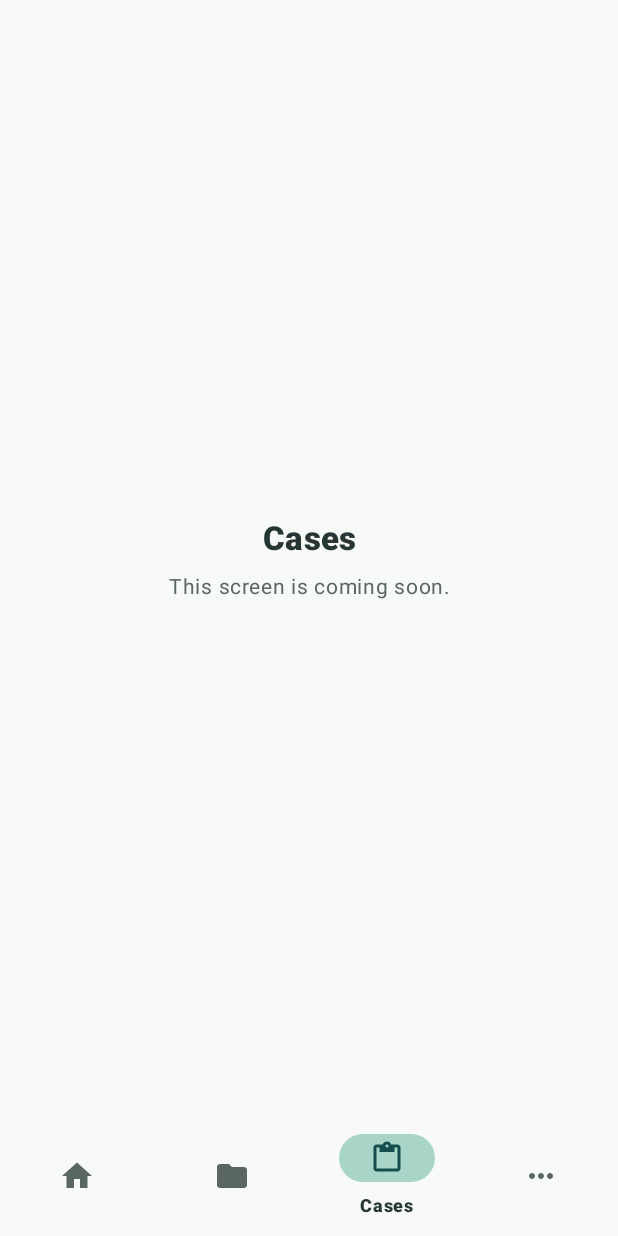
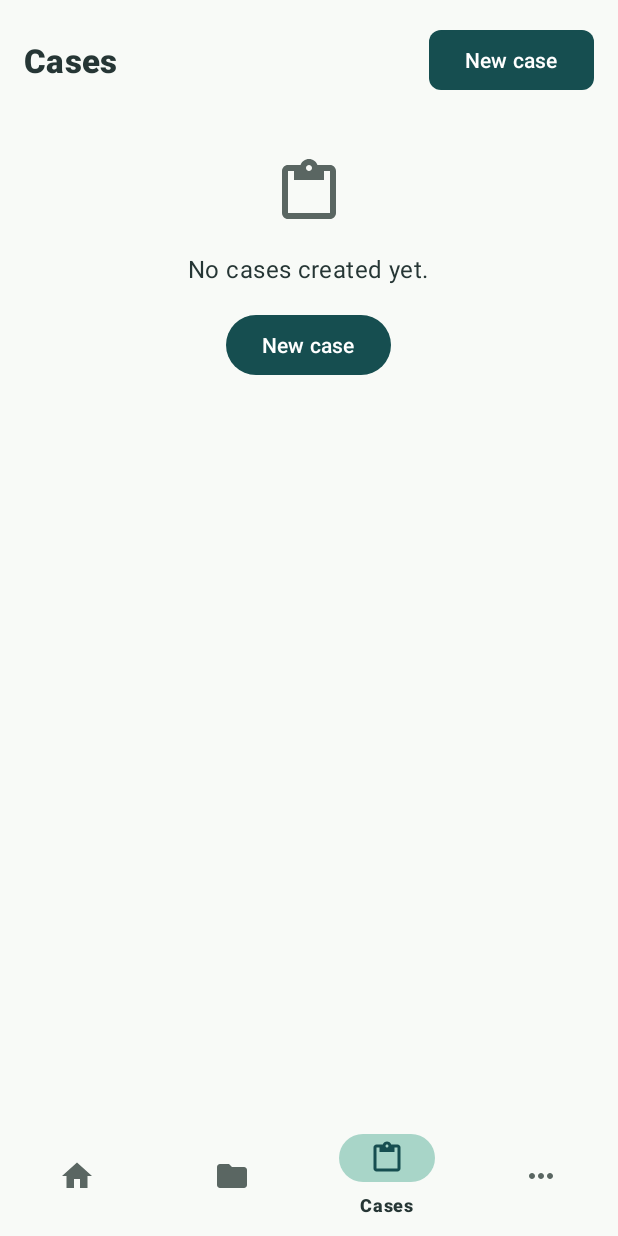
Before and after one commit to abdulsaboor190/ShieldHer_FYP_1, an Android app: the CasesListFragment screen opened through its navigation route, on a phone screen of 412 x 824 dp. Run offline under Robolectric (Android 15) with nearby library versions, the phone set to English and light mode, and no system bars; our stand-ins replace Room's generated code, navigation-ui.

Commit message:
FE-4.5a: cases list

```diff
--- a/app/src/main/java/com/shieldher/dashboard/cases/CasesListFragment.kt
+++ b/app/src/main/java/com/shieldher/dashboard/cases/CasesListFragment.kt
@@ -4,18 +4,166 @@ import android.os.Bundle
 import android.view.LayoutInflater
 import android.view.View
 import android.view.ViewGroup
-import android.widget.TextView
+import androidx.core.os.bundleOf
 import androidx.fragment.app.Fragment
+import androidx.fragment.app.viewModels
+import androidx.lifecycle.Lifecycle
+import androidx.lifecycle.lifecycleScope
+import androidx.lifecycle.repeatOnLifecycle
+import androidx.navigation.fragment.findNavController
+import androidx.recyclerview.widget.LinearLayoutManager
+import androidx.recyclerview.widget.RecyclerView
+import com.google.android.material.button.MaterialButton
+import com.google.android.material.dialog.MaterialAlertDialogBuilder
+import com.google.android.material.progressindicator.CircularProgressIndicator
+import com.google.android.material.textfield.TextInputEditText
 import com.shieldher.R
+import com.shieldher.dashboard.common.ConfirmDialog
+import com.shieldher.dashboard.common.EmptyStateView
+import com.shieldher.dashboard.common.ErrorStateView
+import com.shieldher.dashboard.common.NavArgs
+import com.shieldher.dashboard.common.UiState
+import com.shieldher.dashboard.common.viewModelFactory
+import com.shieldher.dashboard.data.Case
+import kotlinx.coroutines.launch
 
 class CasesListFragment : Fragment() {
+
+    private val viewModel: CasesListViewModel by viewModels {
+        viewModelFactory { CasesListViewModel() }
+    }
+
+    private lateinit var adapter: CasesListAdapter
+
     override fun onCreateView(
         inflater: LayoutInflater,
         container: ViewGroup?,
         savedInstanceState: Bundle?
-    ): View? {
-        val view = inflater.inflate(R.layout.fragment_placeholder, container, false)
-        view.findViewById<TextView>(R.id.text_title).setText(R.string.nav_cases)
-        return view
+    ): View = inflater.inflate(R.layout.fragment_cases_list, container, false)
+
+    override fun onViewCreated(view: View, savedInstanceState: Bundle?) {
+        super.onViewCreated(view, savedInstanceState)
+
+        val btnNewCase = view.findViewById<MaterialButton>(R.id.btn_new_case)
+        val recyclerView = view.findViewById<RecyclerView>(R.id.recycler_cases)
+        val progressLoading = view.findViewById<CircularProgressIndicator>(R.id.progress_loading)
+        val emptyStateView = view.findViewById<EmptyStateView>(R.id.empty_state_view)
+        val errorStateView = view.findViewById<ErrorStateView>(R.id.error_state_view)
+
+        adapter = CasesListAdapter(
+            onCaseClick = { case ->
+                findNavController().navigate(
+                    R.id.caseTimelineFragment,
+                    bundleOf(NavArgs.CASE_ID to case.id)
+                )
+            },
+            onRenameClick = { case -> showRenameCaseDialog(case) },
+            onDeleteClick = { case -> showDeleteCaseDialog(case) }
+        )
+
+        recyclerView.layoutManager = LinearLayoutManager(requireContext())
+        recyclerView.adapter = adapter
+
+        btnNewCase.setOnClickListener { showNewCaseDialog() }
+
+        emptyStateView.setContent(
+            icon = R.drawable.ic_nav_cases,
+            message = R.string.cases_list_empty_message,
+            actionText = R.string.cases_list_action_new,
+            onAction = { showNewCaseDialog() }
+        )
+
+        viewLifecycleOwner.lifecycleScope.launch {
+            viewLifecycleOwner.repeatOnLifecycle(Lifecycle.State.STARTED) {
+                viewModel.uiState.collect { state ->
+                    renderState(state, recyclerView, progressLoading, emptyStateView, errorStateView)
+                }
+            }
+        }
+    }
+
+    private fun renderState(
+        state: UiState<List<Case>>,
+        recyclerView: RecyclerView,
+        progressLoading: CircularProgressIndicator,
+        emptyStateView: EmptyStateView,
+        errorStateView: ErrorStateView
+    ) {
+        recyclerView.visibility = View.GONE
+        progressLoading.visibility = View.GONE
+        emptyStateView.visibility = View.GONE
+        errorStateView.visibility = View.GONE
+
+        when (state) {
+            UiState.Loading -> {
+                progressLoading.visibility = View.VISIBLE
+            }
+
+            UiState.Empty -> {
+                emptyStateView.visibility = View.VISIBLE
+            }
+
+            is UiState.Content -> {
+                recyclerView.visibility = View.VISIBLE
+                adapter.submitList(state.data)
+            }
+
+            is UiState.Error -> {
+                errorStateView.visibility = View.VISIBLE
+                errorStateView.setContent(
+                    message = state.messageRes,
+                    canRetry = state.canRetry,
+                    onRetry = if (state.canRetry) {
+                        { viewModel.loadCases() }
+                    } else null
+                )
+            }
+        }
+    }
+
+    private fun showNewCaseDialog() {
+        val dialogView = LayoutInflater.from(requireContext()).inflate(R.layout.dialog_create_case, null)
+        val inputTitle = dialogView.findViewById<TextInputEditText>(R.id.input_case_title)
+        val inputDesc = dialogView.findViewById<TextInputEditText>(R.id.input_case_description)
+
+        MaterialAlertDialogBuilder(requireContext())
+            .setTitle(R.string.dialog_new_case_title)
+            .setView(dialogView)
+            .setPositiveButton(R.string.dialog_new_case_create) { _, _ ->
+                val title = inputTitle.text?.toString() ?: ""
+                val desc = inputDesc.text?.toString() ?: ""
+                viewModel.createCase(title, desc)
+            }
+            .setNegativeButton(R.string.common_cancel, null)
+            .show()
+    }
+
+    private fun showRenameCaseDialog(case: Case) {
+        val dialogView = LayoutInflater.from(requireContext()).inflate(R.layout.dialog_rename_case, null)
+        val inputTitle = dialogView.findViewById<TextInputEditText>(R.id.input_rename_title)
+        inputTitle.setText(case.title)
+
+        MaterialAlertDialogBuilder(requireContext())
+            .setTitle(R.string.dialog_rename_case_title)
+            .setView(dialogView)
+            .setPositiveButton(R.string.dialog_rename_case_save) { _, _ ->
+                val newTitle = inputTitle.text?.toString() ?: ""
+                viewModel.renameCase(case.id, newTitle)
+            }
+            .setNegativeButton(R.string.common_cancel, null)
+            .show()
+    }
+
+    private fun showDeleteCaseDialog(case: Case) {
+        ConfirmDialog.show(
+            context = requireContext(),
+            title = R.string.dialog_delete_case_title,
+            message = R.string.dialog_delete_case_message,
+            confirmText = R.string.common_delete,
+            destructive = true,
+            onConfirm = {
+                viewModel.deleteCase(case.id)
+            }
+        )
     }
 }
--- /dev/null
+++ b/app/src/main/java/com/shieldher/dashboard/cases/CasesListViewModel.kt
@@ -0,0 +1,103 @@
+package com.shieldher.dashboard.cases
+
+import androidx.lifecycle.ViewModel
+import androidx.lifecycle.viewModelScope
+import com.shieldher.R
+import com.shieldher.dashboard.common.UiState
+import com.shieldher.dashboard.data.Case
+import com.shieldher.dashboard.data.CaseRepository
+import com.shieldher.dashboard.data.ServiceLocator
+import kotlinx.coroutines.flow.MutableStateFlow
+import kotlinx.coroutines.flow.StateFlow
+import kotlinx.coroutines.flow.asStateFlow
+import kotlinx.coroutines.flow.catch
+import kotlinx.coroutines.launch
+
+class CasesListViewModel(
+    private val repository: CaseRepository = ServiceLocator.caseRepository
+) : ViewModel() {
+
+    private val _uiState = MutableStateFlow<UiState<List<Case>>>(UiState.Loading)
+    val uiState: StateFlow<UiState<List<Case>>> = _uiState.asStateFlow()
+
+    init {
+        loadCases()
+    }
+
+    fun loadCases() {
+        _uiState.value = UiState.Loading
+        viewModelScope.launch {
+            repository.observeCases()
+                .catch { ex ->
+                    if (ex is CaseStoreException) {
+                        _uiState.value = UiState.Error(
+                            messageRes = R.string.cases_list_unreadable_store,
+                            canRetry = false
+                        )
+                    } else {
+                        _uiState.value = UiState.Error(
+                            messageRes = R.string.cases_list_error_message,
+                            canRetry = true
+                        )
+                    }
+                }
+                .collect { cases ->
+                    if (cases.isEmpty()) {
+                        _uiState.value = UiState.Empty
+                    } else {
+                        // Newest first
+                        val sorted = cases.sortedByDescending { it.createdAtMillis }
+                        _uiState.value = UiState.Content(sorted)
+                    }
+                }
+        }
+    }
+
+    fun createCase(title: String, description: String) {
+        val trimmedTitle = title.trim()
+        if (trimmedTitle.isBlank()) return
+        val trimmedDesc = description.trim()
+        viewModelScope.launch {
+            try {
+                repository.createCase(trimmedTitle, trimmedDesc)
+            } catch (ex: CaseStoreException) {
+                _uiState.value = UiState.Error(
+                    messageRes = R.string.cases_list_unreadable_store,
+                    canRetry = false
+                )
+            } catch (_: Exception) {
+                // If creation fails, observeCases will keep previous state
+            }
+        }
+    }
+
+    fun renameCase(caseId: String, newTitle: String) {
+        val trimmedTitle = newTitle.trim()
+        if (trimmedTitle.isBlank()) return
+        viewModelScope.launch {
+            try {
+                repository.renameCase(caseId, trimmedTitle)
+            } catch (ex: CaseStoreException) {
+                _uiState.value = UiState.Error(
+                    messageRes = R.string.cases_list_unreadable_store,
+                    canRetry = false
+                )
+            } catch (_: Exception) {
+            }
+        }
+    }
+
+    fun deleteCase(caseId: String) {
+        viewModelScope.launch {
+            try {
+                repository.deleteCase(caseId)
+            } catch (ex: CaseStoreException) {
+                _uiState.value = UiState.Error(
+                    messageRes = R.string.cases_list_unreadable_store,
+                    canRetry = false
+                )
+            } catch (_: Exception) {
+            }
+        }
+    }
+}
--- /dev/null
+++ b/app/src/main/res/layout/fragment_cases_list.xml
@@ -0,0 +1,85 @@
+<?xml version="1.0" encoding="utf-8"?>
+<androidx.constraintlayout.widget.ConstraintLayout xmlns:android="http://schemas.android.com/apk/res/android"
+    xmlns:app="http://schemas.android.com/apk/res-auto"
+    xmlns:tools="http://schemas.android.com/tools"
+    android:layout_width="match_parent"
+    android:layout_height="match_parent">
+
+    <!-- Header bar with screen title & New Case button -->
+    <LinearLayout
+        android:id="@+id/cases_header_layout"
+        android:layout_width="match_parent"
+        android:layout_height="wrap_content"
+        android:gravity="center_vertical"
+        android:orientation="horizontal"
+        android:paddingStart="@dimen/sh_space_16"
+        android:paddingTop="@dimen/sh_space_16"
+        android:paddingEnd="@dimen/sh_space_16"
+        android:paddingBottom="@dimen/sh_space_16"
+        app:layout_constraintEnd_toEndOf="parent"
+        app:layout_constraintStart_toStartOf="parent"
+        app:layout_constraintTop_toTopOf="parent">
+
+        <TextView
+            android:id="@+id/text_cases_title"
+            android:layout_width="0dp"
+            android:layout_height="wrap_content"
+            android:layout_weight="1"
+            android:text="@string/nav_cases"
+            android:textAppearance="@style/ShieldHer.TextAppearance.Title" />
+
+        <com.google.android.material.button.MaterialButton
+            android:id="@+id/btn_new_case"
+            style="@style/ShieldHer.Button.Primary"
+            android:layout_width="wrap_content"
+            android:layout_height="wrap_content"
+            android:text="@string/cases_list_action_new" />
+
+    </LinearLayout>
+
+    <!-- RecyclerView for content -->
+    <androidx.recyclerview.widget.RecyclerView
+        android:id="@+id/recycler_cases"
+        android:layout_width="match_parent"
+        android:layout_height="0dp"
+        android:clipToPadding="false"
+        android:paddingBottom="@dimen/sh_space_24"
+        app:layout_constraintBottom_toBottomOf="parent"
+        app:layout_constraintTop_toBottomOf="@id/cases_header_layout"
+        tools:listitem="@layout/item_dashboard_case" />
+
+    <!-- Loading Indicator -->
+    <com.google.android.material.progressindicator.CircularProgressIndicator
+        android:id="@+id/progress_loading"
+        style="@style/ShieldHer.Widget.LoadingIndicator"
+        android:layout_width="wrap_content"
+        android:layout_height="wrap_content"
+        android:indeterminate="true"
+        android:visibility="gone"
+        app:layout_constraintBottom_toBottomOf="parent"
+        app:layout_constraintEnd_toEndOf="parent"
+        app:layout_constraintStart_toStartOf="parent"
+        app:layout_constraintTop_toBottomOf="@id/cases_header_layout"
+        tools:visibility="visible" />
+
+    <!-- Empty State -->
+    <com.shieldher.dashboard.common.EmptyStateView
+        android:id="@+id/empty_state_view"
+        android:layout_width="match_parent"
+        android:layout_height="0dp"
+        android:visibility="gone"
+        app:layout_constraintBottom_toBottomOf="parent"
+        app:layout_constraintTop_toBottomOf="@id/cases_header_layout"
+        tools:visibility="gone" />
+
+    <!-- Error State -->
+    <com.shieldher.dashboard.common.ErrorStateView
+        android:id="@+id/error_state_view"
+        android:layout_width="match_parent"
+        android:layout_height="0dp"
+        android:visibility="gone"
+        app:layout_constraintBottom_toBottomOf="parent"
+        app:layout_constraintTop_toBottomOf="@id/cases_header_layout"
+        tools:visibility="gone" />
+
+</androidx.constraintlayout.widget.ConstraintLayout>
--- /dev/null
+++ b/app/src/main/res/values/strings_cases_list.xml
@@ -0,0 +1,42 @@
+<?xml version="1.0" encoding="utf-8"?>
+<resources>
+    <!-- Cases list screen strings -->
+    <!-- PROPOSED: needs Abdul's review -->
+    <string name="cases_list_action_new">New case</string>
+    <!-- PROPOSED: needs Abdul's review -->
+    <string name="cases_list_empty_message">No cases created yet.</string>
+    <!-- PROPOSED: needs Abdul's review -->
+    <string name="cases_list_error_message">Could not load cases.</string>
+    <!-- PROPOSED: needs Abdul's review -->
+    <string name="cases_list_unreadable_store">The case notes cannot be read on this phone.</string>
+    <!-- PROPOSED: needs Abdul's review -->
+    <string name="case_options_description">Case options</string>
+
+    <!-- Dialog: New case -->
+    <!-- PROPOSED: needs Abdul's review -->
+    <string name="dialog_new_case_title">New case</string>
+    <!-- PROPOSED: needs Abdul's review -->
+    <string name="dialog_new_case_input_title">Case title</string>
+    <!-- PROPOSED: needs Abdul's review -->
+    <string name="dialog_new_case_input_description">Description (optional)</string>
+    <!-- PROPOSED: needs Abdul's review -->
+    <string name="dialog_new_case_create">Create</string>
+
+    <!-- Dialog: Rename case -->
+    <!-- PROPOSED: needs Abdul's review -->
+    <string name="dialog_rename_case_title">Rename case</string>
+    <!-- PROPOSED: needs Abdul's review -->
+    <string name="dialog_rename_case_save">Save</string>
+
+    <!-- Row actions -->
+    <!-- PROPOSED: needs Abdul's review -->
+    <string name="case_action_rename">Rename</string>
+    <!-- PROPOSED: needs Abdul's review -->
+    <string name="case_action_delete">Delete</string>
+
+    <!-- Dialog: Delete case -->
+    <!-- PROPOSED: needs Abdul's review -->
+    <string name="dialog_delete_case_title">Delete this case?</string>
+    <!-- PROPOSED: needs Abdul's review -->
+    <string name="dialog_delete_case_message">This removes the case and its notes from this phone. The evidence in the case is kept.</string>
+</resources>
```
Also changed, not shown: app/src/main/java/com/shieldher/dashboard/cases/CasesListAdapter.kt (added, +80 -0 lines), app/src/main/res/drawable/ic_more_vert.xml (added, +9 -0 lines), app/src/main/res/layout/dialog_create_case.xml (added, +45 -0 lines), app/src/main/res/layout/dialog_rename_case.xml (added, +27 -0 lines), app/src/main/res/layout/item_dashboard_case.xml (added, +67 -0 lines), 1 other file.
